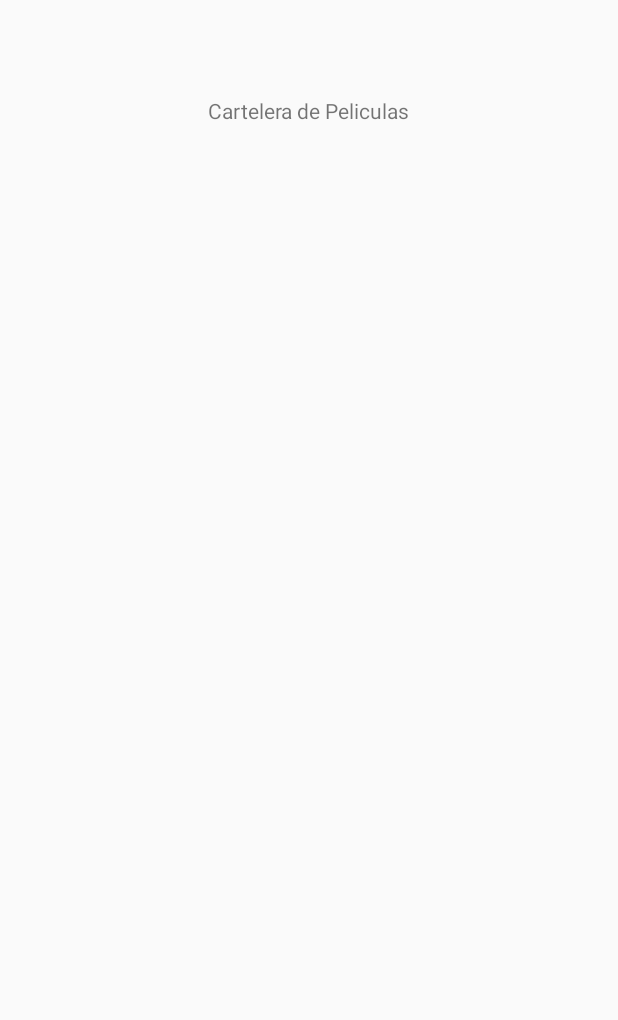
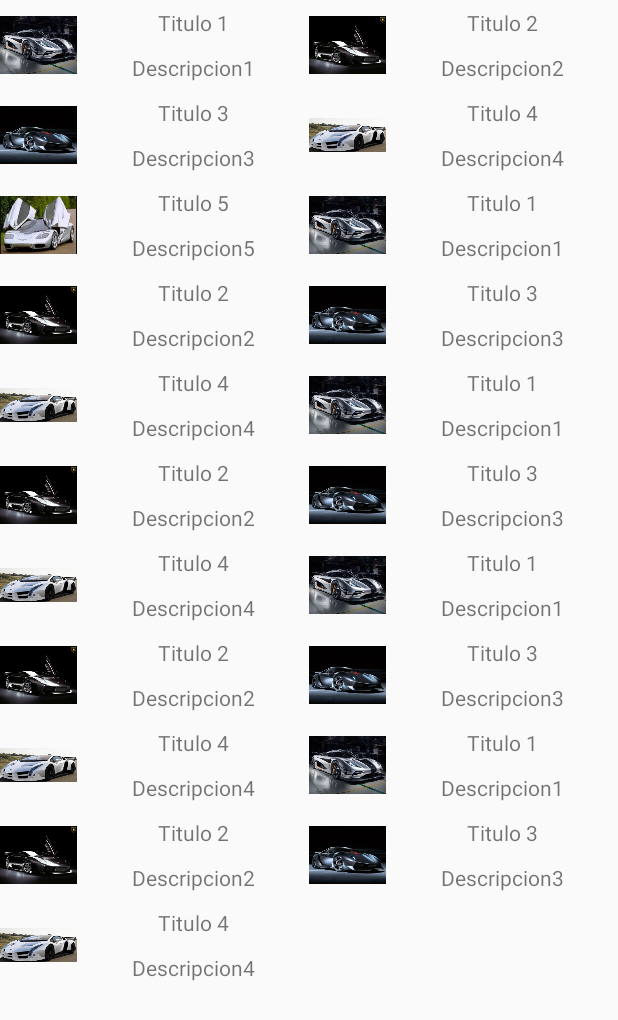
Before and after one commit to vegatapia/Popular_Movies, an Android app: the screen it shows after launch (MainActivity), on a phone screen of 412 x 824 dp. Before the commit the part shown is almost empty. Shown: the top 1020 px of the screen. Run offline under Robolectric (Android 15) with nearby library versions, the phone set to English and light mode, and no system bars.

Commit message:
Cuarto commit - Proyecto con RecyclerView que muestra 2 textos y una imagen a partir de un Adapter

```diff
--- a/app/build.gradle
+++ b/app/build.gradle
@@ -25,5 +25,6 @@ dependencies {
         exclude group: 'com.android.support', module: 'support-annotations'
     })
     compile 'com.android.support:appcompat-v7:25.1.1'
+    compile 'com.android.support:recyclerview-v7:25.1.1'
     testCompile 'junit:junit:4.12'
 }
--- /dev/null
+++ b/app/src/main/java/com/example/veganet/adapters/CarAdapter.java
@@ -0,0 +1,72 @@
+package com.example.veganet.adapters;
+
+import android.content.Context;
+import android.support.annotation.NonNull;
+import android.support.annotation.Nullable;
+import android.support.v7.widget.RecyclerView;
+import android.view.LayoutInflater;
+import android.view.View;
+import android.view.ViewGroup;
+import android.widget.ArrayAdapter;
+import android.widget.ImageView;
+import android.widget.TextView;
+
+import com.example.veganet.models.Carro;
+import com.example.veganet.popular_movies.R;
+
+import java.util.ArrayList;
+
+/**
+ * Created by veganet on 04/03/2017.
+ */
+
+public class CarAdapter extends RecyclerView.Adapter<CarAdapter.ViewHolder> {
+
+    private ArrayList<Carro> data;
+    private Context context;
+
+    public CarAdapter(Context context, ArrayList<Carro> carros){
+
+        this.context = context;
+        this.data = carros;
+    }
+
+
+    @Override
+    public ViewHolder onCreateViewHolder(ViewGroup parent, int viewType) {
+        View view = LayoutInflater.from(context)
+                .inflate(R.layout.item_list, parent, false);
+
+        ViewHolder holder = new ViewHolder(view);
+        view.setTag(holder);
+        return holder;
+    }
+
+    @Override
+    public void onBindViewHolder(ViewHolder holder, int position) {
+
+        Carro carro = data.get(position);
+
+        holder.title.setText(carro.getTitle());
+        holder.description.setText(carro.getDescription());
+        holder.image.setImageResource(carro.getId_image());
+    }
+
+    @Override
+    public int getItemCount() {
+        return data.size();
+    }
+
+    static class ViewHolder extends RecyclerView.ViewHolder{
+        private final TextView title;
+        private final TextView description;
+        private final ImageView image;
+
+        public ViewHolder(View view){
+            super(view);
+            title = (TextView)view.findViewById(R.id.titleTextView);
+            description = (TextView)view.findViewById(R.id.subtitleTextView);
+            image = (ImageView)view.findViewById(R.id.imageCarro);
+        }
+    }
+}
--- /dev/null
+++ b/app/src/main/java/com/example/veganet/models/Carro.java
@@ -0,0 +1,41 @@
+package com.example.veganet.models;
+
+/**
+ * Created by veganet on 04/03/2017.
+ */
+
+public class Carro {
+    private int id_image;
+    private String title;
+    private String description;
+
+    public Carro(int id_image, String title, String description) {
+        this.id_image = id_image;
+        this.title = title;
+        this.description = description;
+    }
+
+    public int getId_image() {
+        return id_image;
+    }
+
+    public void setId_image(int id_image) {
+        this.id_image = id_image;
+    }
+
+    public String getTitle() {
+        return title;
+    }
+
+    public void setTitle(String title) {
+        this.title = title;
+    }
+
+    public String getDescription() {
+        return description;
+    }
+
+    public void setDescription(String description) {
+        this.description = description;
+    }
+}
--- a/app/src/main/java/com/example/veganet/popular_movies/MainActivity.java
+++ b/app/src/main/java/com/example/veganet/popular_movies/MainActivity.java
@@ -2,14 +2,74 @@ package com.example.veganet.popular_movies;
 
 import android.support.v7.app.AppCompatActivity;
 import android.os.Bundle;
+import android.support.v7.widget.GridLayoutManager;
+import android.support.v7.widget.LinearLayoutManager;
+import android.support.v7.widget.RecyclerView;
 import android.util.Log;
+import android.widget.ListView;
+
+import com.example.veganet.adapters.CarAdapter;
+import com.example.veganet.models.Carro;
+
+import java.util.ArrayList;
 
 public class MainActivity extends AppCompatActivity {
+
+    /*
+    private String[] data = new String[]{
+        "Item1", "Item2", "Item3"
+    };
+    */
+
+    private ArrayList<Carro> carros = new ArrayList<>();
 
     @Override
     protected void onCreate(Bundle savedInstanceState) {
         super.onCreate(savedInstanceState);
         setContentView(R.layout.activity_main);
+
+        carros.add(new Carro(R.drawable.carros1,"Titulo 1", "Descripcion1"));
+        carros.add(new Carro(R.drawable.carros2,"Titulo 2", "Descripcion2"));
+        carros.add(new Carro(R.drawable.carros3,"Titulo 3", "Descripcion3"));
+        carros.add(new Carro(R.drawable.carros4,"Titulo 4", "Descripcion4"));
+        carros.add(new Carro(R.drawable.carros5,"Titulo 5", "Descripcion5"));
+
+        carros.add(new Carro(R.drawable.carros1,"Titulo 1", "Descripcion1"));
+        carros.add(new Carro(R.drawable.carros2,"Titulo 2", "Descripcion2"));
+        carros.add(new Carro(R.drawable.carros3,"Titulo 3", "Descripcion3"));
+        carros.add(new Carro(R.drawable.carros4,"Titulo 4", "Descripcion4"));
+
+        carros.add(new Carro(R.drawable.carros1,"Titulo 1", "Descripcion1"));
+        carros.add(new Carro(R.drawable.carros2,"Titulo 2", "Descripcion2"));
+        carros.add(new Carro(R.drawable.carros3,"Titulo 3", "Descripcion3"));
+        carros.add(new Carro(R.drawable.carros4,"Titulo 4", "Descripcion4"));
+
+        carros.add(new Carro(R.drawable.carros1,"Titulo 1", "Descripcion1"));
+        carros.add(new Carro(R.drawable.carros2,"Titulo 2", "Descripcion2"));
+        carros.add(new Carro(R.drawable.carros3,"Titulo 3", "Descripcion3"));
+        carros.add(new Carro(R.drawable.carros4,"Titulo 4", "Descripcion4"));
+
+        carros.add(new Carro(R.drawable.carros1,"Titulo 1", "Descripcion1"));
+        carros.add(new Carro(R.drawable.carros2,"Titulo 2", "Descripcion2"));
+        carros.add(new Carro(R.drawable.carros3,"Titulo 3", "Descripcion3"));
+        carros.add(new Carro(R.drawable.carros4,"Titulo 4", "Descripcion4"));
+
+        CarAdapter adapter = new CarAdapter(this, carros);
+        RecyclerView lista = (RecyclerView) findViewById(R.id.listaDatos);
+        lista.setLayoutManager(new GridLayoutManager(this, 2));
+        lista.setHasFixedSize(true);
+        lista.setAdapter(adapter);
+
+        /*
+
+        ArrayAdapter<String> adapter= new Array Adapter<String>(this,
+             android.R.layout.simple_list_item_1, data);
+
+               ListView lista = (ListView)findViewById(R.id.LstOpciones);
+               lstOpciones.setAdapter(adaptador);
+
+         */
+
         Log.d("MainActivity", "Estoy en OnCreate();");
 
     }
--- a/app/src/main/res/layout/activity_main.xml
+++ b/app/src/main/res/layout/activity_main.xml
@@ -3,18 +3,15 @@
     xmlns:android="http://schemas.android.com/apk/res/android"
     xmlns:tools="http://schemas.android.com/tools"
     android:id="@+id/activity_main"
+    android:layout_height="match_parent"
     android:layout_width="match_parent"
-    android:layout_height="match_parent"
-    android:paddingBottom="64dp"
-    android:paddingLeft="64dp"
-    android:paddingRight="64dp"
-    android:paddingTop="64dp"
     tools:context="com.example.veganet.popular_movies.MainActivity">
 
-    <TextView
-        android:layout_width="wrap_content"
-        android:layout_height="wrap_content"
-        android:text="Cartelera de Peliculas"
-        android:layout_alignParentTop="true"
-        android:layout_centerHorizontal="true" />
+   <android.support.v7.widget.RecyclerView
+       android:id="@+id/listaDatos"
+       android:layout_width="match_parent"
+       android:layout_height="match_parent">
+
+   </android.support.v7.widget.RecyclerView>
+
 </RelativeLayout>
--- /dev/null
+++ b/app/src/main/res/layout/item_list.xml
@@ -0,0 +1,41 @@
+<?xml version="1.0" encoding="utf-8"?>
+<LinearLayout xmlns:android="http://schemas.android.com/apk/res/android"
+    android:orientation="horizontal"
+    android:layout_width="match_parent"
+    android:layout_height="@dimen/height_item_list">
+
+    <ImageView
+        android:layout_width="0dp"
+        android:layout_height="match_parent"
+        android:layout_weight="1"
+        android:src="@mipmap/ic_launcher"
+        android:id="@+id/imageCarro"
+        android:adjustViewBounds="true" />
+
+    <LinearLayout
+        android:layout_width="0dp"
+        android:layout_height="match_parent"
+        android:layout_weight="3"
+        android:orientation="vertical">
+
+        <TextView
+            android:layout_width="match_parent"
+            android:layout_height="0dp"
+            android:layout_weight="1"
+            android:gravity="center"
+            android:text="TEXTO 1"
+            android:id="@+id/titleTextView" />
+
+        <TextView
+            android:layout_width="match_parent"
+            android:layout_height="0dp"
+            android:layout_weight="1"
+            android:gravity="center"
+            android:text="TEXTO 2"
+            android:id="@+id/subtitleTextView" />
+
+    </LinearLayout>
+
+
+
+</LinearLayout>
--- /dev/null
+++ b/app/src/main/res/values/dimens.xml
@@ -0,0 +1,4 @@
+<?xml version="1.0" encoding="utf-8"?>
+<resources>
+    <dimen name="height_item_list">60dp</dimen>
+</resources>
--- a/build.gradle
+++ b/build.gradle
@@ -5,7 +5,7 @@ buildscript {
         jcenter()
     }
     dependencies {
-        classpath 'com.android.tools.build:gradle:2.2.3'
+        classpath 'com.android.tools.build:gradle:2.3.0'
 
         // NOTE: Do not place your application dependencies here; they belong
         // in the individual module build.gradle files
```
Also changed, not shown: app/src/main/res/drawable-xhdpi/carros1.jpg (added), app/src/main/res/drawable-xhdpi/carros2.jpg (added), app/src/main/res/drawable-xhdpi/carros3.jpg (added), app/src/main/res/drawable-xhdpi/carros4.jpg (added), app/src/main/res/drawable-xhdpi/carros5.jpg (added), gradle/wrapper/gradle-wrapper.properties.
